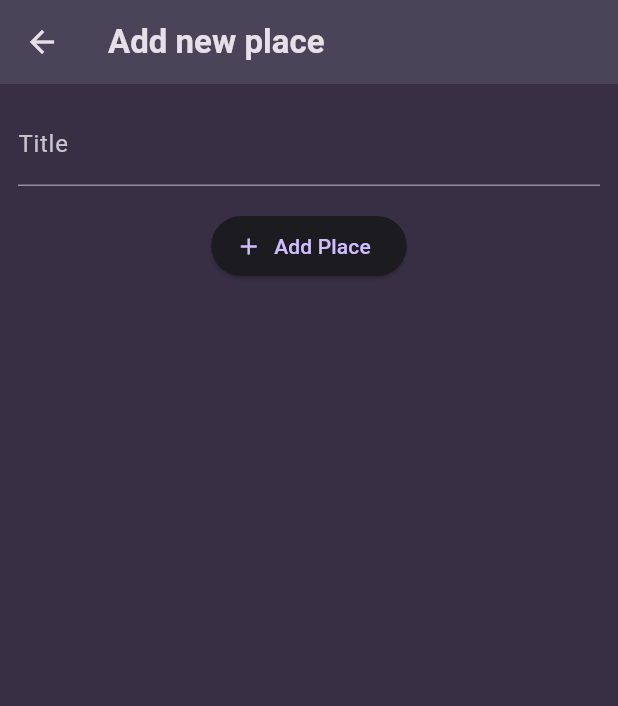
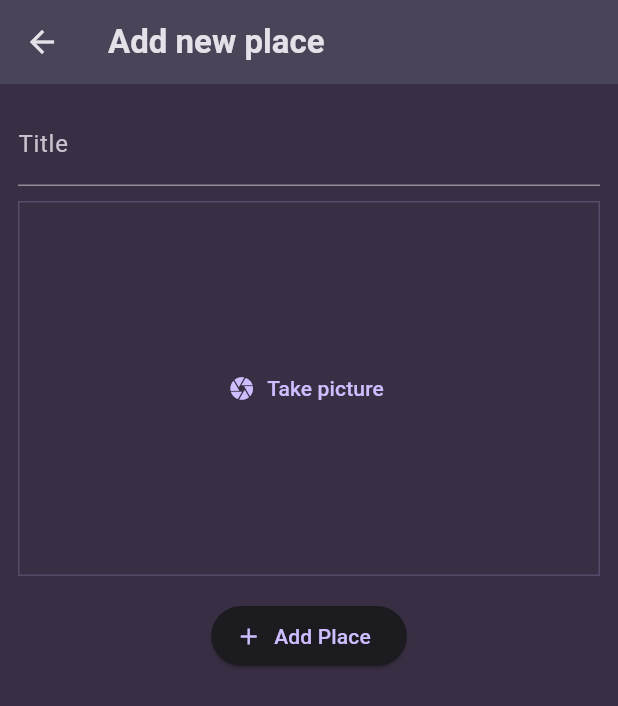
Before and after one commit to AhmedJawad99/Places-App, a Flutter app: the AddPlaceScreen screen opened directly, on a phone screen of 412 x 824 dp. Shown: the top 706 px of the screen. Run offline on Flutter 3.47's test engine with Material 3 defaults, Android fonts, the light colour scheme and no system bars; our stand-ins replace flutter_riverpod, google_fonts, image_picker.

Commit message:
image picker

```diff
--- a/lib/screens/add_place.dart
+++ b/lib/screens/add_place.dart
@@ -1,6 +1,7 @@
 import 'package:flutter/material.dart';
 import 'package:flutter_riverpod/flutter_riverpod.dart';
 import 'package:placesapp/providers/user_places.dart';
+import 'package:placesapp/widgets/image_input.dart';
 
 class AddPlaceScreen extends ConsumerStatefulWidget {
   const AddPlaceScreen({super.key});
@@ -43,6 +44,10 @@
                   color: Theme.of(context).colorScheme.inverseSurface),
             ),
             const SizedBox(
+              height: 10,
+            ),
+            ImageInput(),
+            const SizedBox(
               height: 16,
             ),
             ElevatedButton.icon(
--- /dev/null
+++ b/lib/widgets/image_input.dart
@@ -0,0 +1,57 @@
+import 'dart:io';
+
+import 'package:flutter/material.dart';
+import 'package:image_picker/image_picker.dart';
+
+class ImageInput extends StatefulWidget {
+  const ImageInput({super.key});
+
+  @override
+  State<ImageInput> createState() => _ImageInputState();
+}
+
+class _ImageInputState extends State<ImageInput> {
+  File? _selectedImage;
+  _takePicture() async {
+    final imagePicker = ImagePicker();
+    final XFile? pickedImage =
+        await imagePicker.pickImage(source: ImageSource.camera, maxWidth: 600);
+    if (pickedImage == null) {
+      return;
+    }
+    setState(() {
+      _selectedImage = File(pickedImage.path);
+    });
+  }
+
+  @override
+  Widget build(BuildContext context) {
+    Widget content = TextButton.icon(
+        onPressed: _takePicture,
+        icon: const Icon(Icons.camera),
+        label: const Text('Take picture'));
+
+    if (_selectedImage != null) {
+      content = GestureDetector(
+        onTap: _takePicture,
+        child: Image.file(
+          _selectedImage!,
+          fit: BoxFit.cover,
+          width: double.infinity,
+          height: double.infinity,
+        ),
+      );
+    }
+    return Container(
+        height: 250,
+        width: double.infinity,
+        decoration: BoxDecoration(
+          border: Border.all(
+            width: 1,
+            color: Theme.of(context).colorScheme.primary.withOpacity(0.2),
+          ),
+        ),
+        alignment: Alignment.center,
+        child: content);
+  }
+}
--- a/pubspec.yaml
+++ b/pubspec.yaml
@@ -38,6 +38,7 @@
   uuid: ^4.4.0
   google_fonts: ^6.2.1
   flutter_riverpod: ^2.5.1
+  image_picker: ^1.1.2
 
 dev_dependencies:
   flutter_test:
```
Also changed, not shown: pubspec.lock, 5 other files.
